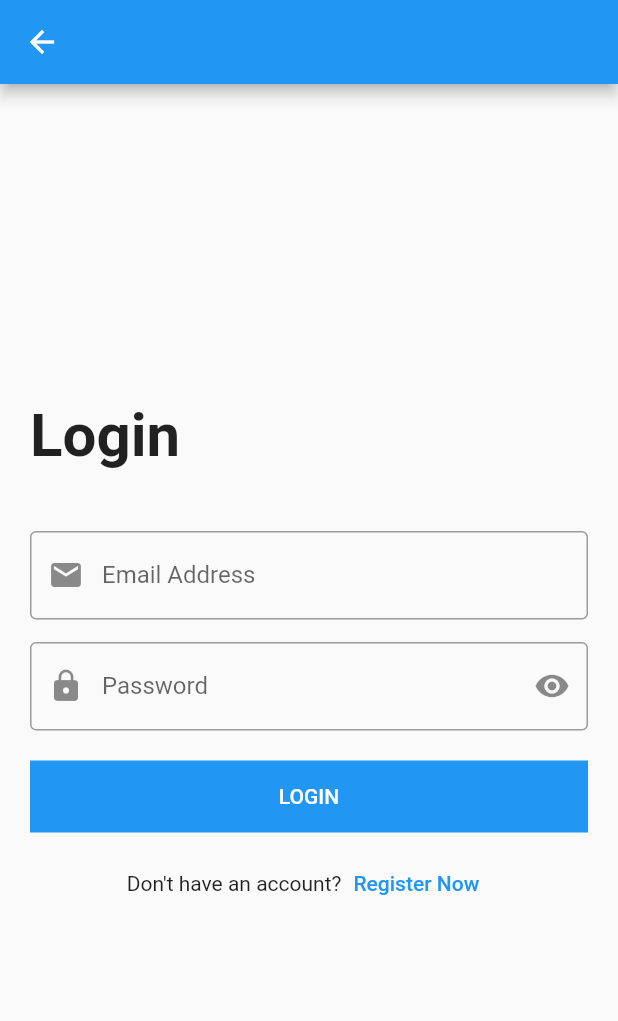
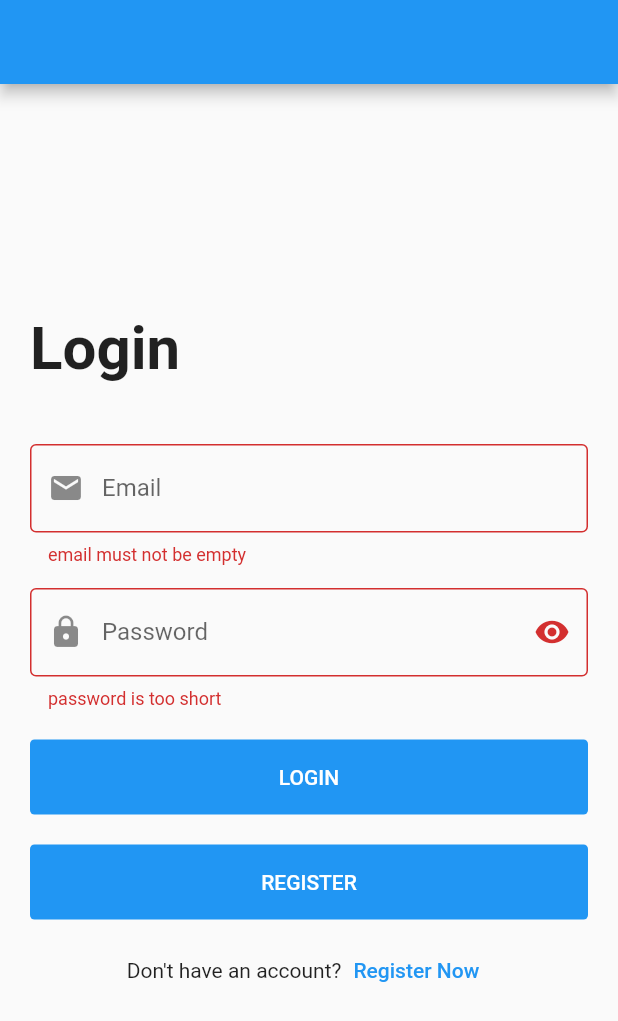
Before and after one commit to Hassank455/BMI_Calculater, a Flutter app: the LoginScreen screen opened directly, after a tap on "LOGIN", on a phone screen of 412 x 824 dp. Shown: the top 1021 px of the screen. Run offline on Flutter 3.47's test engine with Material 2 defaults, Android fonts, the phone set to English and light mode, and no system bars.

Commit message:
second commit

```diff
--- a/lib/login_screen.dart
+++ /dev/null
@@ -1,112 +0,0 @@
-import 'package:flutter/material.dart';
-
-class LoginScreen extends StatelessWidget {
-  var emailController = TextEditingController();
-  var passwordController = TextEditingController();
-
-  @override
-  Widget build(BuildContext context) {
-    return Scaffold(
-      appBar: AppBar(),
-      body: Padding(
-        padding: const EdgeInsets.all(20.0),
-        child: Center(
-          child: SingleChildScrollView(
-            child: Column(
-              crossAxisAlignment: CrossAxisAlignment.start,
-              children: [
-                Text(
-                  'Login',
-                  style: TextStyle(
-                    fontSize: 40.0,
-                    fontWeight: FontWeight.bold,
-                  ),
-                ),
-                SizedBox(
-                  height: 40.0,
-                ),
-                TextFormField(
-                  controller: emailController,
-                  keyboardType: TextInputType.emailAddress,
-                  onFieldSubmitted: (String value) {
-                    print(value);
-                  },
-                  onChanged: (String value) {
-                    print(value);
-                  },
-                  decoration: InputDecoration(
-                    labelText: 'Email Address',
-                    prefixIcon: Icon(
-                      Icons.email,
-                    ),
-                    border: OutlineInputBorder(),
-                  ),
-                ),
-                SizedBox(
-                  height: 15.0,
-                ),
-                TextFormField(
-                  controller: passwordController,
-                  keyboardType: TextInputType.visiblePassword,
-                  obscureText: true,
-                  onFieldSubmitted: (String value) {
-                    print(value);
-                  },
-                  onChanged: (String value) {
-                    print(value);
-                  },
-                  decoration: InputDecoration(
-                    labelText: 'Password',
-                    prefixIcon: Icon(
-                      Icons.lock,
-                    ),
-                    suffixIcon: Icon(
-                      Icons.remove_red_eye,
-                    ),
-                    border: OutlineInputBorder(),
-                  ),
-                ),
-                SizedBox(
-                  height: 20.0,
-                ),
-                Container(
-                  width: double.infinity,
-                  color: Colors.blue,
-                  child: MaterialButton(
-                    onPressed: () {
-                      print(emailController.text);
-                      print(passwordController.text);
-                    },
-                    child: Text(
-                      'LOGIN',
-                      style: TextStyle(
-                        color: Colors.white,
-                      ),
-                    ),
-                  ),
-                ),
-                SizedBox(
-                  height: 10.0,
-                ),
-                Row(
-                  mainAxisAlignment: MainAxisAlignment.center,
-                  children: [
-                    Text(
-                      'Don\'t have an account?',
-                    ),
-                    TextButton(
-                      onPressed: () {},
-                      child: Text(
-                        'Register Now',
-                      ),
-                    ),
-                  ],
-                ),
-              ],
-            ),
-          ),
-        ),
-      ),
-    );
-  }
-}
--- a/lib/main.dart
+++ b/lib/main.dart
@@ -1,6 +1,7 @@
+import 'package:bmi_calculater/modules/login/login_screen.dart';
 import 'package:flutter/material.dart';
 
-import 'bmi_screen.dart';
+import 'modules/bmi/bmi_screen.dart';
 
 void main() {
   runApp(MyApp());
@@ -14,7 +15,7 @@ class MyApp extends StatelessWidget {
   Widget build(BuildContext context) {
     return MaterialApp(
       debugShowCheckedModeBanner: false,
-      home: BmiScreen(),
+      home: LoginScreen(),
     );
   }
 }
--- /dev/null
+++ b/lib/models/user/user_model.dart
@@ -0,0 +1,13 @@
+import 'package:flutter/material.dart';
+
+class UserModel {
+  final int id;
+  final String name;
+  final String phone;
+
+  UserModel({
+    @required this.id,
+    @required this.phone,
+    @required this.name,
+  });
+}
--- a/lib/bmi_screen.dart
+++ b/lib/modules/bmi/bmi_screen.dart
@@ -2,7 +2,7 @@ import 'dart:math';
 
 import 'package:flutter/material.dart';
 
-import 'bmi_result_screen.dart';
+import '../bmi_result/bmi_result_screen.dart';
 
 
 class BmiScreen extends StatefulWidget {
--- /dev/null
+++ b/lib/modules/login/login_screen.dart
@@ -0,0 +1,125 @@
+import 'package:bmi_calculater/shared/components/components.dart';
+import 'package:flutter/material.dart';
+
+class LoginScreen extends StatefulWidget {
+  @override
+  _LoginScreenState createState() => _LoginScreenState();
+}
+
+class _LoginScreenState extends State<LoginScreen> {
+  var emailController = TextEditingController();
+
+  var passwordController = TextEditingController();
+
+  var formKey = GlobalKey<FormState>();
+
+  bool isPassword = true;
+
+  @override
+  Widget build(BuildContext context) {
+    return Scaffold(
+      appBar: AppBar(),
+      body: Padding(
+        padding: const EdgeInsets.all(20.0),
+        child: Center(
+          child: SingleChildScrollView(
+            child: Form(
+              key: formKey,
+              child: Column(
+                crossAxisAlignment: CrossAxisAlignment.start,
+                children: [
+                  Text(
+                    'Login',
+                    style: TextStyle(
+                      fontSize: 40.0,
+                      fontWeight: FontWeight.bold,
+                    ),
+                  ),
+                  SizedBox(
+                    height: 40.0,
+                  ),
+                  defaultFormField(
+                    controller: emailController,
+                    label: 'Email',
+                    prefix: Icons.email,
+                    type: TextInputType.emailAddress,
+                    validate: (String value) {
+                      if (value.isEmpty) {
+                        return 'email must not be empty';
+                      }
+
+                      return null;
+                    },
+                  ),
+                  SizedBox(
+                    height: 15.0,
+                  ),
+                  defaultFormField(
+                    controller: passwordController,
+                    label: 'Password',
+                    prefix: Icons.lock,
+                    suffix:
+                        isPassword ? Icons.visibility : Icons.visibility_off,
+                    isPassword: isPassword,
+                    suffixPressed: () {
+                      setState(() {
+                        isPassword = !isPassword;
+                      });
+                    },
+                    type: TextInputType.visiblePassword,
+                    validate: (String value) {
+                      if (value.isEmpty) {
+                        return 'password is too short';
+                      }
+
+                      return null;
+                    },
+                  ),
+                  SizedBox(
+                    height: 20.0,
+                  ),
+                  defaultButton(
+                    text: 'login',
+                    function: () {
+                      if (formKey.currentState.validate()) {
+                        print(emailController.text);
+                        print(passwordController.text);
+                      }
+                    },
+                  ),
+                  SizedBox(
+                    height: 20.0,
+                  ),
+                  defaultButton(
+                    text: 'ReGIster',
+                    function: () {
+                      print(emailController.text);
+                      print(passwordController.text);
+                    },
+                  ),
+                  SizedBox(
+                    height: 10.0,
+                  ),
+                  Row(
+                    mainAxisAlignment: MainAxisAlignment.center,
+                    children: [
+                      Text(
+                        'Don\'t have an account?',
+                      ),
+                      TextButton(
+                        onPressed: () {},
+                        child: Text(
+                          'Register Now',
+                        ),
+                      ),
+                    ],
+                  ),
+                ],
+              ),
+            ),
+          ),
+        ),
+      ),
+    );
+  }
+}
--- a/lib/users_screen.dart
+++ b/lib/modules/users/users_screen.dart
@@ -1,16 +1,6 @@
+import 'package:bmi_calculater/models/user/user_model.dart';
 import 'package:flutter/material.dart';
 
-class UserModel {
-  final int id;
-  final String name;
-  final String phone;
-
-  UserModel({
-    @required this.id,
-    @required this.phone,
-    @required this.name,
-  });
-}
 
 class UsersScreen extends StatelessWidget {
   List<UserModel> users = [
--- /dev/null
+++ b/lib/shared/components/components.dart
@@ -0,0 +1,62 @@
+import 'package:flutter/material.dart';
+
+Widget defaultButton({
+  double width = double.infinity,
+  Color background = Colors.blue,
+  bool isUpperCase = true,
+  double radius = 3.0,
+  @required Function function,
+  @required String text,
+}) =>
+    Container(
+      width: width,
+      height: 50.0,
+      child: MaterialButton(
+        onPressed: function,
+        child: Text(
+          isUpperCase ? text.toUpperCase() : text,
+          style: TextStyle(
+            color: Colors.white,
+          ),
+        ),
+      ),
+      decoration: BoxDecoration(
+        borderRadius: BorderRadius.circular(
+          radius,
+        ),
+        color: background,
+      ),
+    );
+
+Widget defaultFormField({
+  @required TextEditingController controller,
+  @required TextInputType type,
+  Function onSubmit,
+  Function onChange,
+  bool isPassword = false,
+  @required Function validate,
+  @required String label,
+  @required IconData prefix,
+  IconData suffix,
+  Function suffixPressed,
+}) => TextFormField(
+  controller: controller,
+  keyboardType: type,
+  obscureText: isPassword,
+  onFieldSubmitted: onSubmit,
+  onChanged: onChange,
+  validator: validate,
+  decoration: InputDecoration(
+    labelText: label,
+    prefixIcon: Icon(
+      prefix,
+    ),
+    suffixIcon: suffix != null ? IconButton(
+      onPressed: suffixPressed,
+      icon: Icon(
+        suffix,
+      ),
+    ) : null,
+    border: OutlineInputBorder(),
+  ),
+);
```
Also changed, not shown: lib/modules/bmi_result/bmi_result_screen.dart (renamed from lib/bmi_result_screen.dart), lib/modules/counter/counter_screen.dart (renamed from lib/counter_screen.dart), lib/modules/home/home_screen.dart (renamed from lib/home_screen.dart), lib/modules/messenger/messenger_screen.dart (renamed from lib/messenger_screen.dart), lib/shared/components/constants.dart (added), lib/shared/styles/color.dart (added), lib/shared/styles/styles.dart (added).
